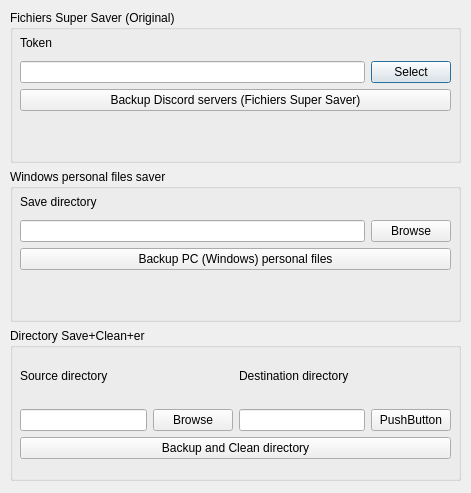
Above: gui.ui from SJarod/FichiersSuperSaver before the change. Below: the same form after it.
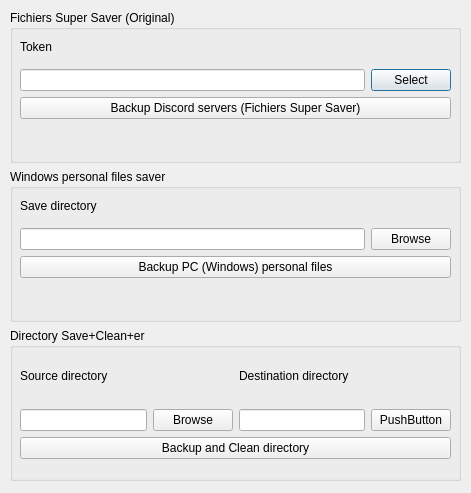
That is the form after the change.

```diff
--- a/gui.ui
+++ b/gui.ui
@@ -34,7 +34,7 @@
          <x>10</x>
          <y>20</y>
          <width>431</width>
-         <height>81</height>
+         <height>89</height>
         </rect>
        </property>
        <layout class="QVBoxLayout" name="verticalLayout">
@@ -81,7 +81,7 @@
          <x>10</x>
          <y>20</y>
          <width>431</width>
-         <height>81</height>
+         <height>89</height>
         </rect>
        </property>
        <layout class="QVBoxLayout" name="verticalLayout_2">
```
